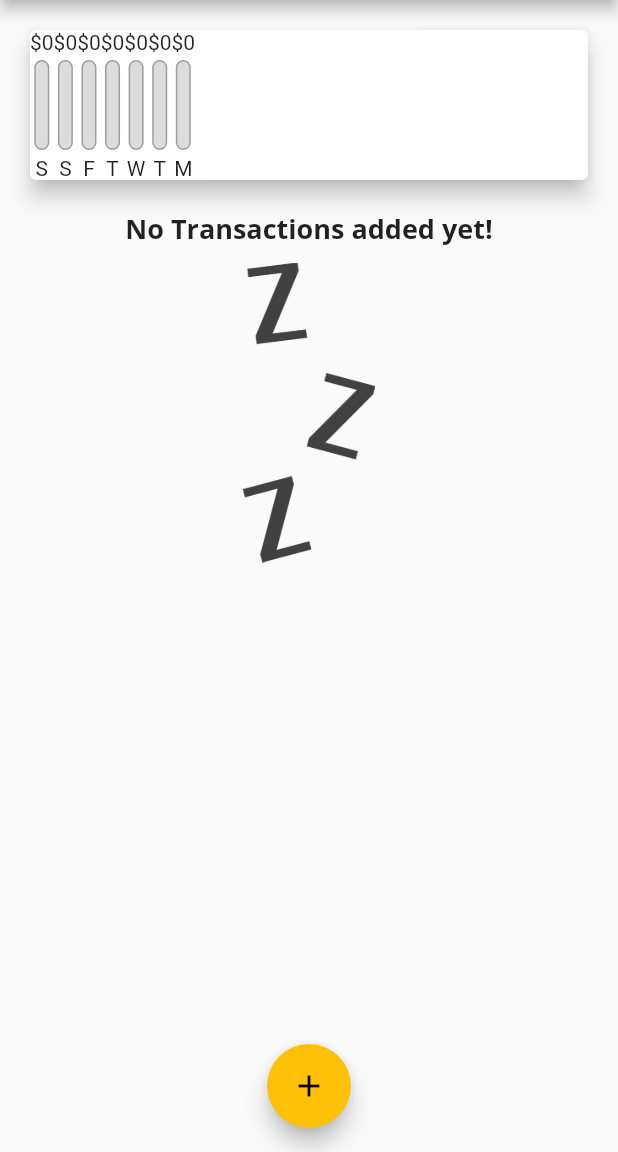
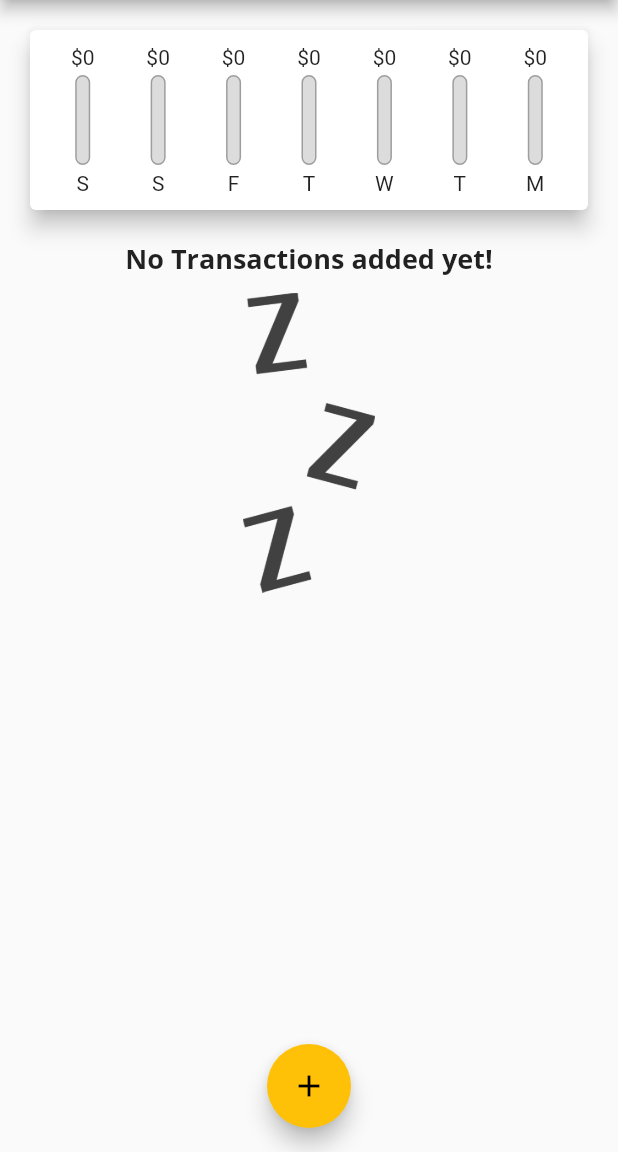
Before and after one commit to Zr99/Flutter_Personal_Expenses, a Flutter app: the screen it shows after launch, on a phone screen of 412 x 824 dp, the part 84-1236 px from its top. Run offline on Flutter 3.47's test engine with Material 2 defaults, Android fonts, the phone set to English and light mode, and no system bars.

Commit message:
Styled the chart bar and remove the debug banner

```diff
--- a/lib/main.dart
+++ b/lib/main.dart
@@ -12,6 +12,7 @@ class MyApp extends StatelessWidget {
   @override
   Widget build(BuildContext context) {
     return MaterialApp(
+      debugShowCheckedModeBanner: false,
       title: 'Personal Expenses',
       theme: ThemeData(
         primarySwatch: Colors.purple,
@@ -39,7 +40,7 @@ class MyHomePage extends StatefulWidget {
 class _MyHomePageState extends State<MyHomePage> {
   final String _title = 'Personal Expenses';
 
- // final List<Transaction> transactions = [];
+  // final List<Transaction> transactions = [];
 
   // String? titleInput;
   //final titleController = TextEditingController();
@@ -54,9 +55,7 @@ class _MyHomePageState extends State<MyHomePage> {
   List<Transaction> get _recentTransactions {
     return _userTransactions.where((tx) {
       return tx.date.isAfter(
-        DateTime.now().subtract(
-          Duration(days: 7)
-          ),
+        DateTime.now().subtract(Duration(days: 7)),
       );
     }).toList();
   }
@@ -88,7 +87,6 @@ class _MyHomePageState extends State<MyHomePage> {
 
   @override
   Widget build(BuildContext context) {
-
     return Scaffold(
       appBar: AppBar(
         title: Text(
--- a/lib/widgets/chart.dart
+++ b/lib/widgets/chart.dart
@@ -33,7 +33,7 @@ class Chart extends StatelessWidget {
 
   double get totalSpending {
     return groupedTransactionValues.fold(0.0, (sum, item) {
-      return sum + (item['amount'] as double) ;
+      return sum + (item['amount'] as double);
     });
   }
 
@@ -42,12 +42,24 @@ class Chart extends StatelessWidget {
     return Card(
       elevation: 6,
       margin: EdgeInsets.all(20),
-      child: Row(
-        children: groupedTransactionValues.map((data) {
-          // return Text(data['day'] + ' : ' + data['amount'].toString());
-          return ChartBar((data['day'] as String), (data['amount'] as double),
-              (data['amount'] as double) / totalSpending);
-        }).toList(),
+      child: Padding(
+        padding: EdgeInsets.all(10),
+        child: Row(
+          mainAxisAlignment: MainAxisAlignment.spaceAround,
+          children: groupedTransactionValues.map((data) {
+            // return Text(data['day'] + ' : ' + data['amount'].toString());
+            return Flexible(
+              fit: FlexFit.tight,
+              flex: 1,
+              child: ChartBar(
+                  (data['day'] as String),
+                  (data['amount'] as double),
+                  totalSpending == 0.0
+                      ? 0.0
+                      : (data['amount'] as double) / totalSpending),
+            );
+          }).toList(),
+        ),
       ),
     );
   }
```
Also changed, not shown: lib/widgets/transaction_list.dart (+19 -29 lines).
